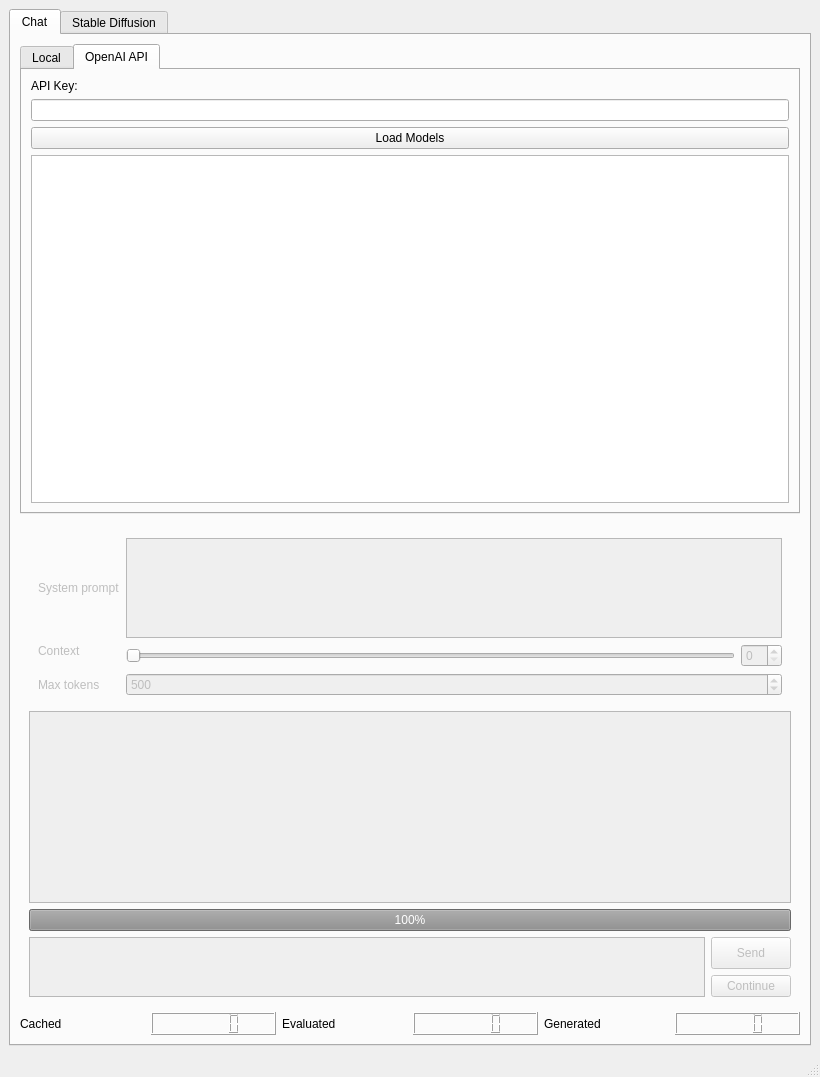
The window that AIOneQTWidgets/mainwindow.ui (Iemand005/Singularity) describes before a commit, drawn with Qt 5.
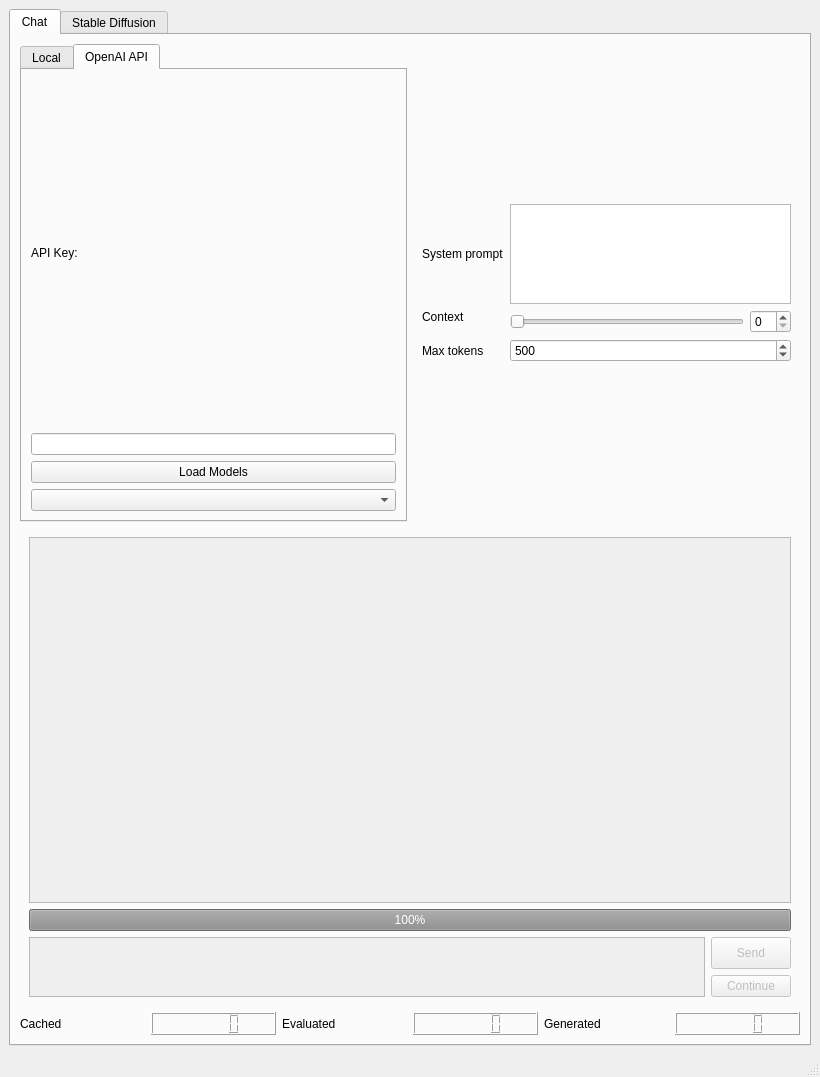
The same window after the commit. The open tabs and pages were chosen to show the change. Custom widgets are drawn as their Qt base class.

Commit message: use a combobox instead now

The edit to the form file:
```diff
--- a/AIOneQTWidgets/mainwindow.ui
+++ b/AIOneQTWidgets/mainwindow.ui
@@ -41,6 +41,8 @@
        </attribute>
        <layout class="QVBoxLayout" name="verticalLayout_3">
         <item>
+         <layout class="QHBoxLayout" name="horizontalLayout_5">
+          <item>
          <widget class="QTabWidget" name="tabWidget_2">
           <property name="sizePolicy">
            <sizepolicy hsizetype="Expanding" vsizetype="Expanding">
@@ -95,18 +97,12 @@
              </widget>
             </item>
             <item>
-             <widget class="QListView" name="listView"/>
+               <widget class="QComboBox" name="modelBox"/>
             </item>
            </layout>
           </widget>
          </widget>
         </item>
-        <item>
-         <widget class="QFrame" name="llmInputFrame">
-          <property name="enabled">
-           <bool>false</bool>
-          </property>
-          <layout class="QVBoxLayout" name="verticalLayout_6">
            <item>
             <widget class="QFrame" name="frame">
              <property name="sizePolicy">
@@ -201,6 +197,14 @@
              </layout>
             </widget>
            </item>
+         </layout>
+        </item>
+        <item>
+         <widget class="QFrame" name="llmInputFrame">
+          <property name="enabled">
+           <bool>false</bool>
+          </property>
+          <layout class="QVBoxLayout" name="verticalLayout_6">
            <item>
             <widget class="QListWidget" name="listWidget">
              <property name="sizePolicy">
```
Left out of the diff: 2 changed lines with no effect on the pictures. Lines whose indentation alone changed are shown as unchanged.
